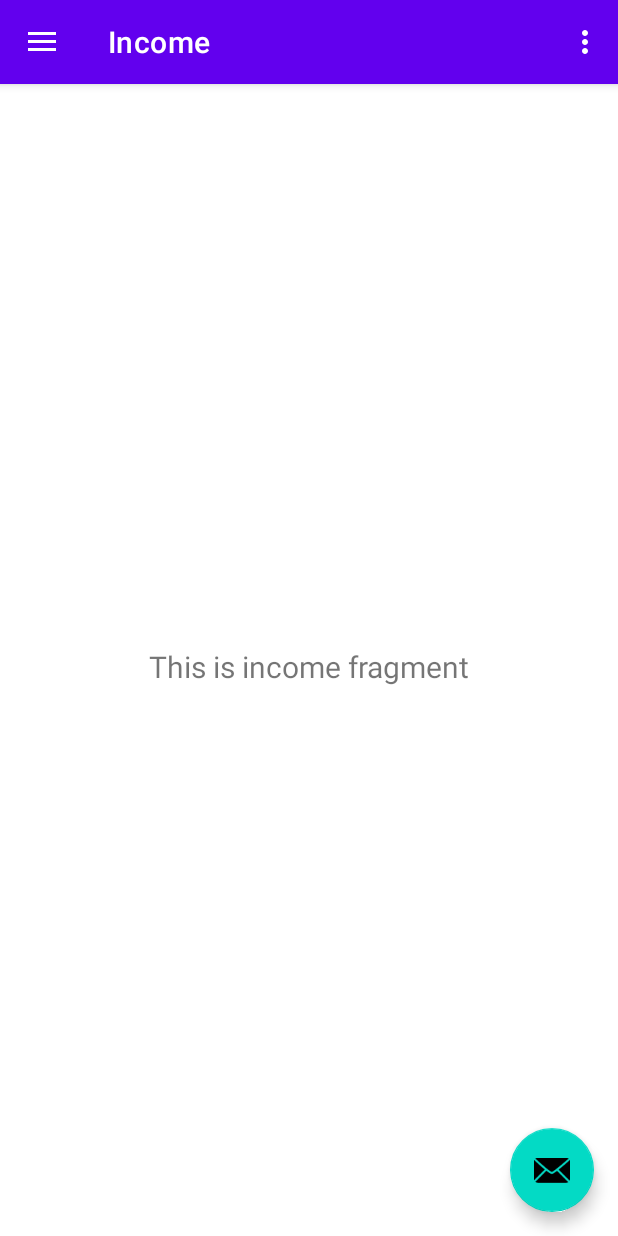
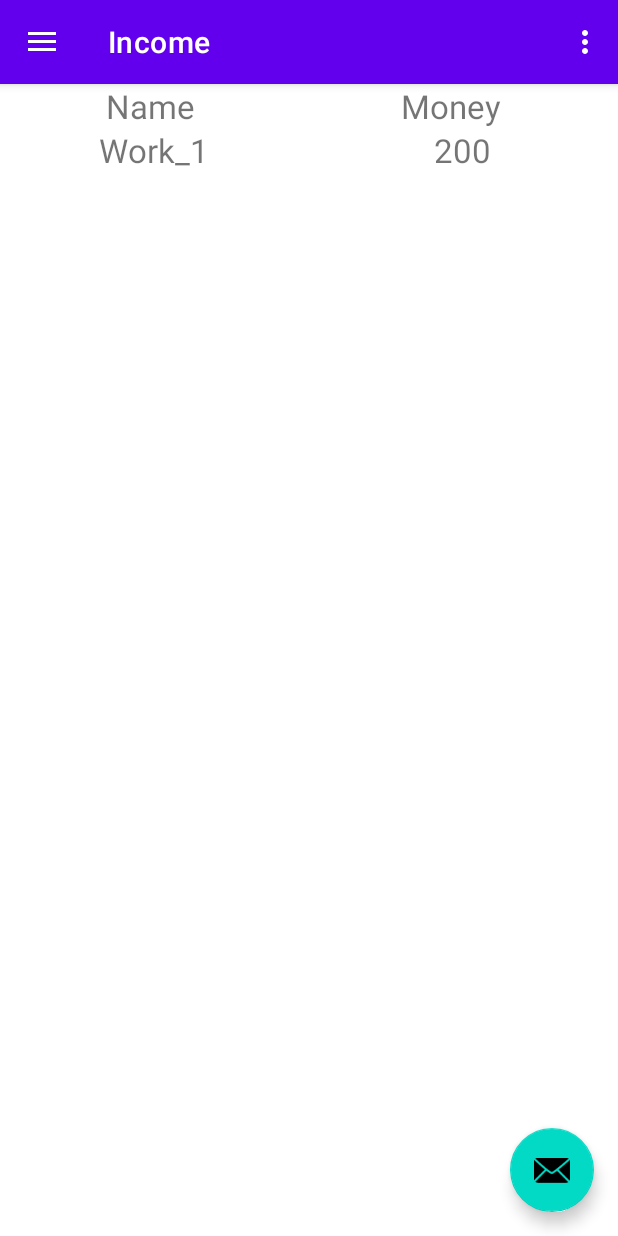
Before and after one commit to F1nn17/Android_PersonalBudgetV1.0, an Android app: the screen it shows after launch (MainActivity), on a phone screen of 412 x 824 dp. Run offline under Robolectric (Android 15) with nearby library versions, the phone set to English and light mode, and no system bars; our stand-ins replace navigation-ui.

Commit message:
#Refactor project for app

```diff
--- /dev/null
+++ b/app/src/main/java/com/shiromadev/personalbudget/Income.java
@@ -0,0 +1,21 @@
+package com.shiromadev.personalbudget;
+
+public class Income {
+    private String name;
+    private int money;
+
+    public Income(){}
+    public Income(String name, int money){
+        this.name = name;
+        this.money = money;
+    }
+
+    public String getName(){
+        return this.name;
+    }
+    public int getMoney(){
+        return this.money;
+    }
+
+
+}
--- a/app/src/main/java/com/shiromadev/personalbudget/MainActivity.java
+++ b/app/src/main/java/com/shiromadev/personalbudget/MainActivity.java
@@ -3,6 +3,7 @@ package com.shiromadev.personalbudget;
 import android.os.Bundle;
 import android.view.View;
 import android.view.Menu;
+import android.widget.TableLayout;
 import com.google.android.material.snackbar.Snackbar;
 import com.google.android.material.navigation.NavigationView;
 import androidx.navigation.NavController;
@@ -17,6 +18,8 @@ public class MainActivity extends AppCompatActivity {
 
     private AppBarConfiguration mAppBarConfiguration;
     private ActivityMainBinding binding;
+
+    static MainBudget mainBudget = new MainBudget();
 
     @Override
     protected void onCreate(Bundle savedInstanceState) {
@@ -59,4 +62,8 @@ public class MainActivity extends AppCompatActivity {
         return NavigationUI.navigateUp(navController, mAppBarConfiguration)
                 || super.onSupportNavigateUp();
     }
+
+    public static MainBudget getMainBudget(){
+        return mainBudget;
+    }
 }
--- /dev/null
+++ b/app/src/main/java/com/shiromadev/personalbudget/MainBudget.java
@@ -0,0 +1,28 @@
+package com.shiromadev.personalbudget;
+
+import java.util.ArrayList;
+
+public class MainBudget {
+    private ArrayList<Income> incomes = new ArrayList<>();
+
+
+    private int income = 0;
+    private int expense = 0;
+    private int balance = 0;
+
+    private String flag = "I";
+
+    public MainBudget(){
+        Income income1 = new Income("Work_1",200);
+        Income income2 = new Income("Work_2",4200);
+        Income income3 = new Income("Work_3",2200);
+
+        incomes.add(income1);
+        incomes.add(income2);
+        incomes.add(income3);
+    }
+
+    public ArrayList<Income> getIncomes() {
+        return incomes;
+    }
+}
--- a/app/src/main/java/com/shiromadev/personalbudget/ui/income/IncomeFragment.java
+++ b/app/src/main/java/com/shiromadev/personalbudget/ui/income/IncomeFragment.java
@@ -4,25 +4,48 @@ import android.os.Bundle;
 import android.view.LayoutInflater;
 import android.view.View;
 import android.view.ViewGroup;
+import android.widget.TableLayout;
+import android.widget.TableRow;
 import android.widget.TextView;
 import androidx.annotation.NonNull;
 import androidx.fragment.app.Fragment;
 import androidx.lifecycle.ViewModelProvider;
+import com.shiromadev.personalbudget.Income;
+import com.shiromadev.personalbudget.MainActivity;
+import com.shiromadev.personalbudget.MainBudget;
 import com.shiromadev.personalbudget.databinding.FragmentIncomeBinding;
+
+import java.util.ArrayList;
 
 public class IncomeFragment extends Fragment {
     private FragmentIncomeBinding binding;
+    private final MainBudget mainBudget = MainActivity.getMainBudget();
+    private ArrayList<Income> incomes = mainBudget.getIncomes();
 
-    public View onCreateView(@NonNull LayoutInflater inflater,
-                             ViewGroup container, Bundle savedInstanceState) {
+    public View onCreateView(@NonNull LayoutInflater inflater, ViewGroup container, Bundle savedInstanceState) {
         IncomeViewModel incomeViewModel =
                 new ViewModelProvider(this).get(IncomeViewModel.class);
 
         binding = FragmentIncomeBinding.inflate(inflater, container, false);
         View root = binding.getRoot();
 
-        final TextView textView = binding.textIncome;
-        incomeViewModel.getText().observe(getViewLifecycleOwner(), textView::setText);
+        TableLayout tableLayout = binding.tableIncome;
+        TableRow tableRow2 = new TableRow(getContext());
+
+        TextView textView2 = new TextView(getContext());
+        textView2.setText(incomes.get(0).getName());
+        textView2.setTextSize(22);
+        textView2.setTextAlignment(View.TEXT_ALIGNMENT_CENTER);
+        tableRow2.addView(textView2, new TableRow.LayoutParams(
+                TableRow.LayoutParams.WRAP_CONTENT, TableRow.LayoutParams.WRAP_CONTENT, 0.5f));
+
+        TextView textView3 = new TextView(getContext());
+        textView3.setText(String.valueOf(incomes.get(0).getMoney()));
+        textView3.setTextSize(22);
+        textView3.setTextAlignment(View.TEXT_ALIGNMENT_CENTER);
+        tableRow2.addView(textView3, new TableRow.LayoutParams(
+                TableRow.LayoutParams.WRAP_CONTENT, TableRow.LayoutParams.WRAP_CONTENT, 1f));
+        tableLayout.addView(tableRow2);
         return root;
     }
 
--- a/app/src/main/res/layout/fragment_income.xml
+++ b/app/src/main/res/layout/fragment_income.xml
@@ -7,17 +7,24 @@
         android:layout_height="match_parent"
         tools:context=".ui.income.IncomeFragment">
 
-    <TextView
-            android:id="@+id/text_income"
-            android:layout_width="match_parent"
-            android:layout_height="wrap_content"
-            android:layout_marginStart="8dp"
-            android:layout_marginTop="8dp"
-            android:layout_marginEnd="8dp"
-            android:textAlignment="center"
-            android:textSize="20sp"
-            app:layout_constraintEnd_toEndOf="parent"
-            app:layout_constraintStart_toStartOf="parent"
-            app:layout_constraintTop_toTopOf="parent"
-            app:layout_constraintBottom_toBottomOf="parent"/>
+    <TableLayout android:layout_width="match_parent" android:layout_height="match_parent" android:id="@+id/table_income"
+                 app:layout_constraintStart_toStartOf="parent" app:layout_constraintTop_toTopOf="parent"
+                 app:layout_constraintEnd_toEndOf="parent" app:layout_constraintBottom_toBottomOf="parent">
+        <TableRow tools:ignore="UselessParent">
+            <TextView
+                    android:textSize="22sp"
+                    android:text="Name"
+                    android:layout_width="200dp"
+                    android:layout_height="wrap_content"
+                    android:textAlignment="center"
+            />
+            <TextView
+                    android:textSize="22sp"
+                    android:text="Money"
+                    android:layout_width="200dp"
+                    android:layout_height="wrap_content"
+                    android:textAlignment="center"
+            />
+        </TableRow>
+    </TableLayout>
 </androidx.constraintlayout.widget.ConstraintLayout>
```
